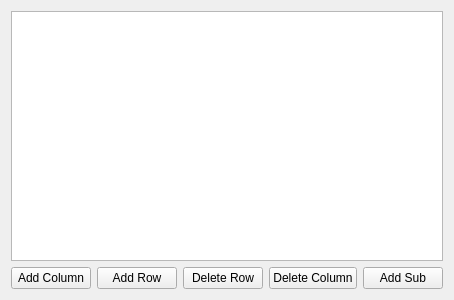
JoseCM/TraceabilityMatrix, file documentview.ui: the form before one commit.
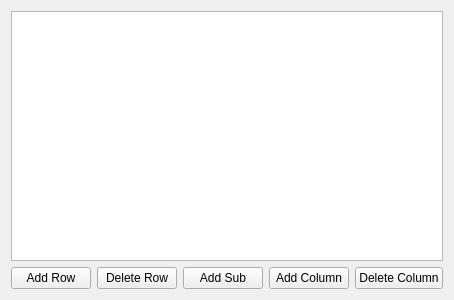
The form after the commit.

```diff
--- a/documentview.ui
+++ b/documentview.ui
@@ -26,13 +26,6 @@
    </item>
    <item>
     <layout class="QHBoxLayout" name="horizontalLayout">
-     <item>
-      <widget class="QPushButton" name="addColumnButton">
-       <property name="text">
-        <string>Add Column</string>
-       </property>
-      </widget>
-     </item>
      <item>
       <widget class="QPushButton" name="addRowButton">
        <property name="text">
@@ -47,13 +40,6 @@
        </property>
       </widget>
      </item>
-     <item>
-      <widget class="QPushButton" name="delColButtom">
-       <property name="text">
-        <string>Delete Column</string>
-       </property>
-      </widget>
-     </item>
      <item>
       <widget class="QPushButton" name="subButton">
        <property name="text">
@@ -61,6 +47,20 @@
        </property>
       </widget>
      </item>
+     <item>
+      <widget class="QPushButton" name="addColumnButton">
+       <property name="text">
+        <string>Add Column</string>
+       </property>
+      </widget>
+     </item>
+     <item>
+      <widget class="QPushButton" name="delColButtom">
+       <property name="text">
+        <string>Delete Column</string>
+       </property>
+      </widget>
+     </item>
     </layout>
    </item>
   </layout>
```
